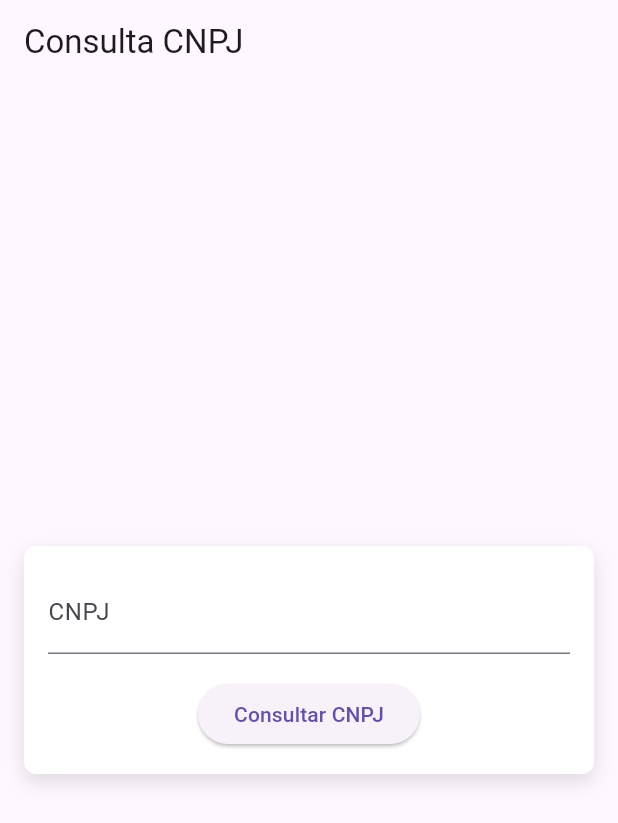
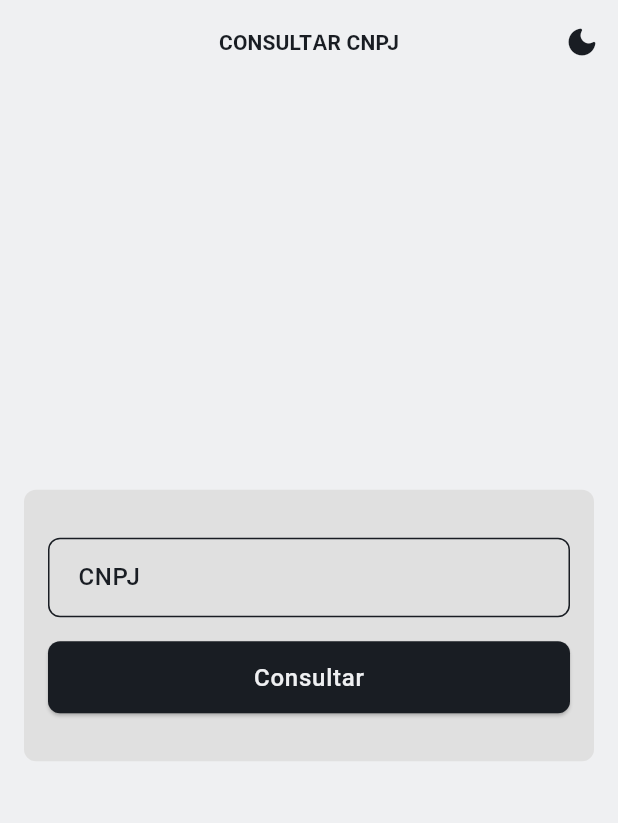
Before and after one commit to menezesho/CNPJ-Consultation-App, a Flutter app: the screen it shows after launch, on a phone screen of 412 x 824 dp. Shown: the top 823 px of the screen. Run offline on Flutter 3.47's test engine with Material 3 defaults, Android fonts, the phone set to English and light mode, and no system bars; our stand-ins replace flutter_masked_text2, flutter_mobx, google_fonts, loading_animation_widget, mobx, shared_preferences; missing offline and left inert: br_api; generated files the repository leaves out were written again.

Commit message:
Feat: Implementação da tela principal com a busca das informações do CNPJ

```diff
--- a/lib/src/app.dart
+++ b/lib/src/app.dart
@@ -1,17 +1,35 @@
+import 'package:fipe_consultation/src/controllers/theme_controller.dart';
 import 'package:fipe_consultation/src/pages/home_page.dart';
 import 'package:flutter/material.dart';
+import 'package:flutter_mobx/flutter_mobx.dart';
+import 'package:provider/provider.dart';
 
 class App extends StatelessWidget {
-  const App({super.key});
+  final ThemeController themeController;
+
+  const App({super.key, required this.themeController});
+
+  static final GlobalKey<ScaffoldMessengerState> scaffoldMessengerKey = GlobalKey<ScaffoldMessengerState>();
+  static final GlobalKey<NavigatorState> navigatorKey = GlobalKey<NavigatorState>();
 
   @override
   Widget build(BuildContext context) {
-    return MaterialApp(
-      title: 'CNPJ Consultation',
-      theme: ThemeData(
-        useMaterial3: true,
+    return Provider<ThemeController>(
+      create: (_) => themeController,
+      child: Consumer<ThemeController>(
+        builder: (context, _, child) {
+          return Observer(
+            builder: (_) => MaterialApp(
+              title: 'Consulta de CNPJ',
+              theme: themeController.themeData,
+              navigatorKey: navigatorKey,
+              scaffoldMessengerKey: scaffoldMessengerKey,
+              debugShowCheckedModeBanner: false,
+              home: const HomePage(),
+            ),
+          );
+        },
       ),
-      home: const HomePage(),
     );
   }
 }
--- /dev/null
+++ b/lib/src/components/animated_switcher_component.dart
@@ -0,0 +1,42 @@
+import 'package:fipe_consultation/src/core/enum.dart';
+import 'package:flutter/material.dart';
+
+class AnimatedSwitcherComponent extends StatelessWidget {
+  final Widget child;
+  final int durationInMilliseconds;
+  final AnimatedSwitcherComponentTransitionType transitionType;
+
+  const AnimatedSwitcherComponent({
+    super.key,
+    required this.child,
+    this.durationInMilliseconds = 200,
+    this.transitionType = AnimatedSwitcherComponentTransitionType.fade,
+  });
+
+  @override
+  Widget build(BuildContext context) {
+    return AnimatedSwitcher(
+      duration: Duration(milliseconds: durationInMilliseconds),
+      transitionBuilder: (child, animation) {
+        switch (transitionType) {
+          case AnimatedSwitcherComponentTransitionType.fade:
+            return FadeTransition(
+              opacity: animation,
+              child: child,
+            );
+          case AnimatedSwitcherComponentTransitionType.scale:
+            return ScaleTransition(
+              scale: animation,
+              child: child,
+            );
+          default:
+            return FadeTransition(
+              opacity: animation,
+              child: child,
+            );
+        }
+      },
+      child: child,
+    );
+  }
+}
--- /dev/null
+++ b/lib/src/components/app_bar_component.dart
@@ -0,0 +1,34 @@
+import 'package:flutter/material.dart';
+
+class AppBarComponent extends StatelessWidget {
+  const AppBarComponent({super.key, required this.title, required this.actions, this.hasLeading = true});
+  final String title;
+  final List<Widget> actions;
+  final bool hasLeading;
+
+  @override
+  Widget build(BuildContext context) {
+    final theme = Theme.of(context);
+
+    return AppBar(
+      // Conteúdo
+      title: Text(title.toUpperCase(), style: theme.textTheme.titleSmall),
+      actions: actions,
+      leading: hasLeading
+          ? IconButton(
+              icon: const Icon(Icons.arrow_back_ios_new_rounded),
+              onPressed: () => Navigator.of(context).pop(),
+            )
+          : null,
+
+      // Configuração
+      centerTitle: true,
+      elevation: 0,
+
+      // Estilização
+      backgroundColor: Colors.transparent,
+      foregroundColor: theme.colorScheme.onPrimary,
+      shadowColor: Colors.transparent,
+    );
+  }
+}
--- a/lib/src/components/loader_component.dart
+++ b/lib/src/components/circle_loader_component.dart
@@ -1,13 +1,13 @@
 import 'package:flutter/material.dart';
 import 'package:loading_animation_widget/loading_animation_widget.dart';
 
-class LoaderComponent extends StatelessWidget {
-  const LoaderComponent({super.key});
+class CircleLoaderComponent extends StatelessWidget {
+  const CircleLoaderComponent({super.key});
 
   @override
   Widget build(BuildContext context) {
     return Center(
-      child: LoadingAnimationWidget.fourRotatingDots(
+      child: LoadingAnimationWidget.discreteCircle(
         color: Colors.black12,
         size: 20,
       ),
--- /dev/null
+++ b/lib/src/components/elevated_button_component.dart
@@ -0,0 +1,48 @@
+import 'package:fipe_consultation/src/components/animated_switcher_component.dart';
+import 'package:fipe_consultation/src/components/wave_loader_component.dart';
+import 'package:flutter/material.dart';
+
+class ElevatedButtonComponent extends StatelessWidget {
+  const ElevatedButtonComponent({
+    super.key,
+    required this.text,
+    required this.onPressed,
+    this.enabled = true,
+  });
+  final String text;
+  final void Function() onPressed;
+  final bool enabled;
+
+  @override
+  Widget build(BuildContext context) {
+    ThemeData theme = Theme.of(context);
+
+    return ElevatedButton(
+      // Configurações
+      onPressed: onPressed,
+
+      // Estilização
+      style: ElevatedButton.styleFrom(
+        minimumSize: const Size.fromHeight(48),
+        backgroundColor: theme.colorScheme.surface,
+        foregroundColor: theme.colorScheme.onSurface,
+        shape: RoundedRectangleBorder(
+          borderRadius: BorderRadius.circular(8),
+        ),
+      ),
+
+      // Conteúdo
+      child: AnimatedSwitcherComponent(
+        child: enabled
+            ? Text(
+                text,
+                style: theme.textTheme.labelMedium!.copyWith(
+                  color: theme.colorScheme.onSurface,
+                  fontWeight: FontWeight.w500,
+                ),
+              )
+            : WaveLoaderComponent(color: theme.colorScheme.onSurface),
+      ),
+    );
+  }
+}
--- /dev/null
+++ b/lib/src/components/text_form_field_component.dart
@@ -0,0 +1,125 @@
+import 'package:flutter/material.dart';
+
+class TextFormFieldComponent extends StatelessWidget {
+  const TextFormFieldComponent({
+    super.key,
+    required this.controller,
+    required this.label,
+    this.hint,
+    this.obscureText = false,
+    this.keyboardType = TextInputType.text,
+    this.readOnly = false,
+    this.enabled = true,
+    this.prefixIcon,
+    this.suffixIcon,
+    this.borderSide,
+    this.borderRadius,
+    this.validator,
+    this.floatingLabelBehavior,
+    this.onChanged,
+  });
+
+  final TextEditingController controller;
+  final String label;
+  final String? hint;
+  final TextInputType keyboardType;
+  final bool obscureText;
+  final bool readOnly;
+  final bool enabled;
+  final IconData? prefixIcon;
+  final List<Widget>? suffixIcon;
+  final BorderSide? borderSide;
+  final BorderRadius? borderRadius;
+  final String? Function(String?)? validator;
+  final FloatingLabelBehavior? floatingLabelBehavior;
+  final void Function(String)? onChanged;
+
+
+
+  @override
+  Widget build(BuildContext context) {
+    ThemeData currentTheme = Theme.of(context);
+
+    // Padrão de estilo de borda
+    final defaultInputBorder = OutlineInputBorder(
+      borderRadius: borderRadius ??
+          const BorderRadius.all(
+            Radius.circular(8.0),
+          ),
+      borderSide: borderSide ??
+          BorderSide(
+            width: 1.0,
+            color: currentTheme.colorScheme.onPrimary,
+          ),
+    );
+
+    // Padrão de estilo de texto
+    final textStyle = currentTheme.textTheme.labelMedium!.copyWith(
+      color:  currentTheme.colorScheme.onPrimary,
+      fontWeight:   FontWeight.w500,
+    );
+
+    return TextFormField(
+      // Configurações
+      controller: controller,
+      onChanged: onChanged,
+      obscureText: obscureText,
+      keyboardType: keyboardType,
+      readOnly: readOnly,
+      enabled: enabled,
+      validator: validator,
+      minLines: 1,
+      maxLines: obscureText ? 1 : 3,
+
+      // Estilização
+      cursorColor:  currentTheme.colorScheme.onPrimary,
+      style: textStyle,
+      decoration: InputDecoration(
+        labelText: label,
+        hintText: hint,
+        hintStyle: textStyle.copyWith(fontWeight: FontWeight.w300),
+        labelStyle: textStyle,
+        floatingLabelBehavior: floatingLabelBehavior ?? FloatingLabelBehavior.auto,
+        // fillColor: currentTheme.colorScheme.secondary,
+        prefixIcon: prefixIcon != null
+            ? Icon(
+                prefixIcon,
+                color:  currentTheme.colorScheme.onPrimary,
+                size:   24.0,
+              )
+            : null,
+        suffixIcon: Row(
+          mainAxisSize: MainAxisSize.min,
+          children: suffixIcon ?? [],
+        ),
+        contentPadding: const EdgeInsets.all(16.0),
+        enabledBorder: defaultInputBorder,
+        disabledBorder: defaultInputBorder,
+        focusedBorder: defaultInputBorder.copyWith(
+          borderSide: borderSide ??
+              BorderSide(
+                color: currentTheme.colorScheme.surface,
+                width: 2.0,
+              ),
+        ),
+        errorStyle: textStyle.copyWith(
+          color: currentTheme.colorScheme.error,
+          fontSize: 12.0,
+        ),
+        focusedErrorBorder: defaultInputBorder.copyWith(
+          borderSide: borderSide ??
+              BorderSide(
+                color: currentTheme.colorScheme.error,
+                width: 2.0,
+              ),
+        ),
+        errorBorder: defaultInputBorder.copyWith(
+          borderSide: borderSide ??
+              BorderSide(
+                color: currentTheme.colorScheme.error,
+              ),
+        ),
+      ),
+    );
+  }
+}
--- a/lib/src/controllers/company_controller.dart
+++ b/lib/src/controllers/company_controller.dart
@@ -20,9 +20,10 @@ abstract class CompanyControllerBase with Store {
     try {
       isLoading = true;
       final data = await Company.searchCnpj(cnpj: cnpj);
-      print(jsonEncode(data));
       company = CompanyModel.fromJson(jsonDecode(jsonEncode(data)));
-    }finally {
+    } catch (e) {
+      throw Exception('Não foi possível buscar o CNPJ: $e');
+    } finally {
       isLoading = false;
     }
   }
--- /dev/null
+++ b/lib/src/core/enum.dart
@@ -0,0 +1,4 @@
+enum AnimatedSwitcherComponentTransitionType {
+  fade,
+  scale,
+}
--- a/lib/src/pages/home_page.dart
+++ b/lib/src/pages/home_page.dart
@@ -1,10 +1,13 @@
-import 'package:fipe_consultation/src/components/loader_component.dart';
+import 'package:fipe_consultation/src/components/app_bar_component.dart';
+import 'package:fipe_consultation/src/components/elevated_button_component.dart';
+import 'package:fipe_consultation/src/components/info_card_component.dart';
+import 'package:fipe_consultation/src/components/text_form_field_component.dart';
 import 'package:fipe_consultation/src/controllers/company_controller.dart';
-import 'package:flutter/cupertino.dart';
+import 'package:fipe_consultation/src/controllers/theme_controller.dart';
 import 'package:flutter/material.dart';
-import 'package:flutter/widgets.dart';
 import 'package:flutter_masked_text2/flutter_masked_text2.dart';
 import 'package:flutter_mobx/flutter_mobx.dart';
+import 'package:provider/provider.dart';
 
 class HomePage extends StatefulWidget {
   const HomePage({super.key});
@@ -20,76 +23,99 @@ class _HomePageState extends State<HomePage> {
 
   @override
   Widget build(BuildContext context) {
+    final themeController = Provider.of<ThemeController>(context);
+    final theme = Theme.of(context);
     return Scaffold(
-      appBar: AppBar(
-        title: const Text('Consulta CNPJ'),
+      appBar: PreferredSize(
+        preferredSize: const Size.fromHeight(kToolbarHeight),
+        child: AppBarComponent(
+          title: 'Consultar CNPJ',
+          hasLeading: false,
+          actions: [
+            Observer(
+              builder: (_) => IconButton(
+                icon: Icon(themeController.isDarkTheme ? Icons.light_mode_rounded : Icons.dark_mode_rounded),
+                onPressed: () => themeController.toggleTheme(),
+              ),
+            ),
+          ],
+        ),
       ),
       body: Center(
         child: SingleChildScrollView(
           padding: const EdgeInsets.all(16),
           child: Observer(
-            builder: (_) => companyController.isLoading
-                ? const LoaderComponent()
-                : Column(
+            builder: (_) => Column(
               children: [
                 Container(
-                        padding: const EdgeInsets.all(16),
+                  padding: const EdgeInsets.symmetric(horizontal: 16, vertical: 32),
                   decoration: BoxDecoration(
-                          color: Colors.white,
+                    color: theme.colorScheme.secondary,
                     borderRadius: BorderRadius.circular(8),
-                          boxShadow: const [
-                            BoxShadow(
-                              color: Colors.black12,
-                              blurRadius: 10,
-                              offset: Offset(0, 5),
-                            ),
-                          ],
                   ),
                   child: Form(
                     key: formKey,
                     child: Column(
                       children: [
-                              TextFormField(
+                        TextFormFieldComponent(
                           controller: cnpjController,
-                                decoration: const InputDecoration(
-                                  labelText: 'CNPJ',
-                                  hintText: '00.000.000/0000-00',
-                                ),
+                          label: 'CNPJ',
+                          keyboardType: TextInputType.number,
+                          validator: (value) {
+                            if (value!.isEmpty) {
+                              return 'Campo obrigatório';
+                            } else if (value.length < 18) {
+                              return 'CNPJ inválido';
+                            }
+                            return null;
+                          },
                         ),
                         const SizedBox(height: 16),
-                              ElevatedButton(
-                                onPressed: () => companyController.searchCnpj(cnpjController.text.replaceAll('.', '').replaceAll('-', '').replaceAll('/', '')),
-                                child: const Text('Consultar CNPJ'),
+                        ElevatedButtonComponent(
+                          text: 'Consultar',
+                          enabled: !companyController.isLoading,
+                          onPressed: () {
+                            if (formKey.currentState!.validate()) {
+                              companyController.searchCnpj(
+                                cnpjController.text.replaceAll('.', '').replaceAll('-', '').replaceAll('/', ''),
+                              );
+                            }
+                          },
                         ),
                       ],
                     ),
                   ),
                 ),
-                      companyController.company == null
-                          ? const SizedBox()
-                          : Column(
-                              crossAxisAlignment: CrossAxisAlignment.start,
-                              children: [
-                                const SizedBox(height: 16),
-                                Text('CNPJ: ${companyController.company?.cnpj}'),
-                                Text('UF: ${companyController.company?.uf}'),
-                                Text('CEP: ${companyController.company?.cep}'),
-                                Text('País: ${companyController.company?.country}'),
-                                Text('Nome do sócio: ${companyController.company?.memberName}'),
-                                Text('Email: ${companyController.company?.email}'),
-                                Text('Porte: ${companyController.company?.size}'),
-                                Text('Bairro: ${companyController.company?.neighborhood}'),
-                                Text('Número: ${companyController.company?.number}'),
-                                Text('Cidade: ${companyController.company?.city}'),
-                                Text('Logradouro: ${companyController.company?.street}'),
-                                Text('Complemento: ${companyController.company?.complement}'),
-                                Text('Razão social: ${companyController.company?.socialReason}'),
-                                Text('Nome fantasia: ${companyController.company?.fantasyName}'),
-                                Text('Descrição: ${companyController.company?.description}'),
-                                Text('Data de início: ${companyController.company?.initDate}'),
-                                Text('Status de registro: ${companyController.company?.registrationStatus}'),
-                              ],
-                            ),
+                const SizedBox(height: 46),
+                if (companyController.company != null) InfoCardComponent(company: companyController.company!),
+
+                // AnimatedSwitcherComponent(
+                //   child: companyController.company == null
+                //       ? const SizedBox()
+                //       : Column(
+                //           crossAxisAlignment: CrossAxisAlignment.start,
+                //           children: [
+                //             const SizedBox(height: 16),
+                //             TextComponent(text: 'CNPJ: ${companyController.company?.cnpj}'),
+                //             TextComponent(text: 'UF: ${companyController.company?.uf}'),
+                //             TextComponent(text: 'CEP: ${companyController.company?.cep}'),
+                //             TextComponent(text: 'País: ${companyController.company?.country}'),
+                //             TextComponent(text: 'Nome do sócio: ${companyController.company?.memberName}'),
+                //             TextComponent(text: 'Email: ${companyController.company?.email}'),
+                //             TextComponent(text: 'Porte: ${companyController.company?.size}'),
+                //             TextComponent(text: 'Bairro: ${companyController.company?.neighborhood}'),
+                //             TextComponent(text: 'Número: ${companyController.company?.number}'),
+                //             TextComponent(text: 'Cidade: ${companyController.company?.city}'),
+                //             TextComponent(text: 'Logradouro: ${companyController.company?.street}'),
+                //             TextComponent(text: 'Complemento: ${companyController.company?.complement}'),
+                //             TextComponent(text: 'Razão social: ${companyController.company?.socialReason}'),
+                //             TextComponent(text: 'Nome fantasia: ${companyController.company?.fantasyName}'),
+                //             TextComponent(text: 'Descrição: ${companyController.company?.description}'),
+                //             TextComponent(text: 'Data de início: ${companyController.company?.initDate}'),
+                //             TextComponent(text: 'Status de registro: ${companyController.company?.registrationStatus}'),
+                //           ],
+                //         ),
+                // ),
               ],
             ),
           ),
--- a/pubspec.yaml
+++ b/pubspec.yaml
@@ -41,6 +41,9 @@ dependencies:
   mask_text_input_formatter: ^2.9.0
   flutter_masked_text2: ^0.9.1
   loading_animation_widget: ^1.2.1
+  google_fonts: ^6.2.1
+  shared_preferences: ^2.2.3
+  provider: ^6.1.2
 
 dev_dependencies:
   flutter_test:
```
Also changed, not shown: lib/main.dart (+9 -2 lines), lib/src/components/info_card_component.dart (added, +56 -0 lines), lib/src/components/text_component.dart (added, +11 -0 lines), lib/src/components/wave_loader_component.dart (added, +17 -0 lines), lib/src/constants/colors_constant.dart (added, +19 -0 lines), lib/src/controllers/theme_controller.dart (added, +35 -0 lines), lib/src/theme/app_theme.dart (added, +129 -0 lines), lib/src/controllers/theme_controller.g.dart (added), pubspec.lock, 1 other file. Lines whose indentation alone changed are shown as unchanged.
